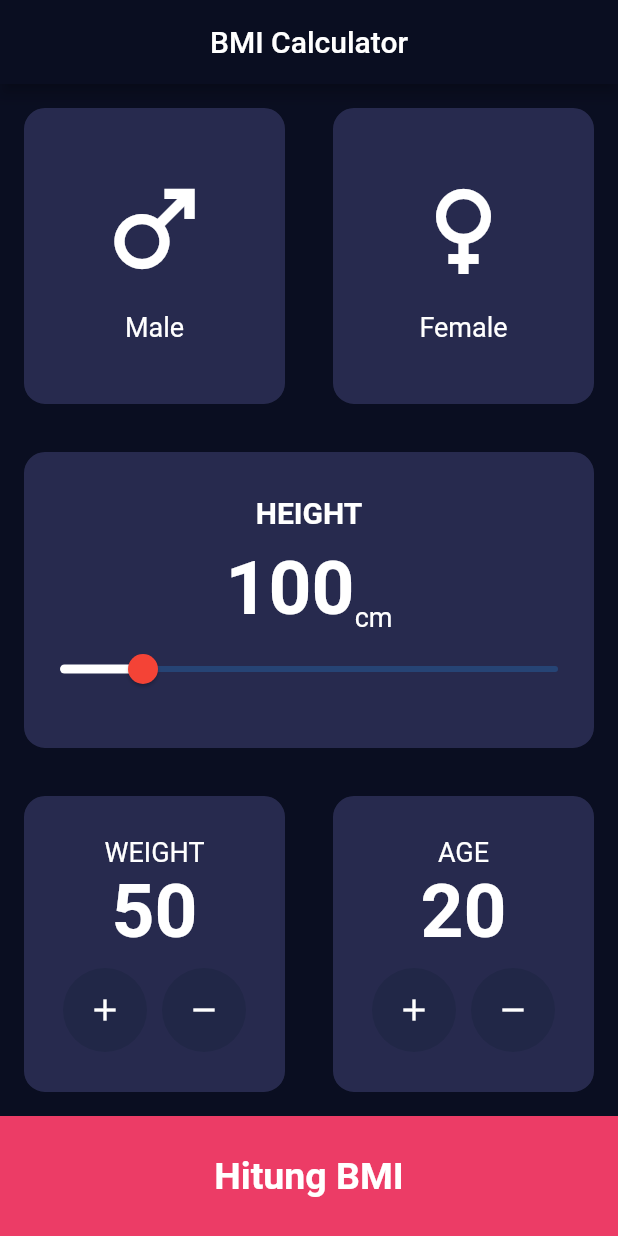
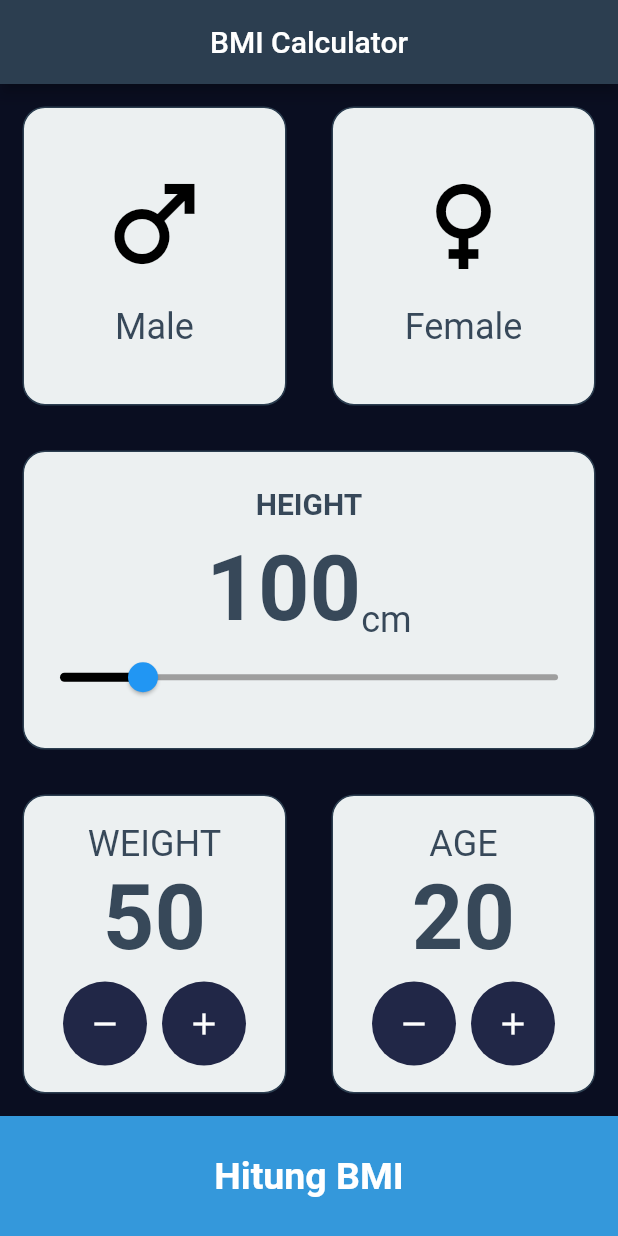
Before and after one commit to tekotechkotech/bmi, a Flutter app: the screen it shows after launch, on a phone screen of 412 x 824 dp. Run offline on Flutter 3.47's test engine with Material 2 defaults, Android fonts, the phone set to English and light mode, and no system bars.

Commit message:
new update

```diff
--- a/lib/constants/constant.dart
+++ b/lib/constants/constant.dart
@@ -1,15 +1,15 @@
 import 'package:flutter/material.dart';
 
-const Color primaryColor = Color(0xff0a0e21);
+const Color primaryColor = Color(0xff2C3E50);
 
 TextStyle labelTextStyle =
-    const TextStyle(fontSize: 18, color: Colors.white //Color(0xff8d8e98),
+    const TextStyle(fontSize: 24, color: Color(0xff02C3E50) //Color(0xff8d8e98),
         );
 
 TextStyle numberTextStyle = const TextStyle(
-  fontSize: 50,
+  fontSize: 60,
   fontWeight: FontWeight.bold,
-  color: Colors.white,
+  color: Color(0xff02C3E50),
 );
 
 const String underWeightSevere = "Underweight (Severe thinness)";
--- a/lib/view/bmi_data_screen.dart
+++ b/lib/view/bmi_data_screen.dart
@@ -37,7 +37,7 @@ class _BmiDataScreenState extends State<BmiDataScreen> {
                     },
                     child: BmiCard(
                       borderColor:
-                          (gender == "male") ? Colors.white : primaryColor,
+                          (gender == "male") ? Colors.black : primaryColor,
                       child: const GenderIconText(
                         icon: Icons.male,
                         tittle: 'Male',
@@ -53,7 +53,7 @@ class _BmiDataScreenState extends State<BmiDataScreen> {
                     },
                     child: BmiCard(
                       borderColor:
-                          (gender == "female") ? Colors.white : primaryColor,
+                          (gender == "female") ? Colors.black : primaryColor,
                       child: const GenderIconText(
                         icon: Icons.female,
                         tittle: 'Female',
@@ -94,8 +94,9 @@ class _BmiDataScreenState extends State<BmiDataScreen> {
                     value: height.toDouble(),
                     min: 80,
                     max: 200,
-                    thumbColor: Colors.red,
-                    activeColor: Colors.white,
+                    thumbColor: Colors.blue,
+                    activeColor: Colors.black,
+                    inactiveColor: Colors.grey,
                     onChanged: (value) {
                       height = value.toInt();
                       setState(() {});
@@ -125,24 +126,6 @@ class _BmiDataScreenState extends State<BmiDataScreen> {
                           children: [
                             RawMaterialButton(
                               onPressed: () {
-                                weight++;
-                                setState(() {});
-                              },
-                              elevation: 0,
-                              child: const Icon(
-                                Icons.add,
-                                color: Colors.white,
-                              ),
-                              shape: const CircleBorder(),
-                              fillColor: const Color(0xff212747),
-                              constraints: const BoxConstraints.tightFor(
-                                width: 56,
-                                height: 56,
-                              ),
-                            ),
-                            const SizedBox(width: 10),
-                            RawMaterialButton(
-                              onPressed: () {
                                 if (weight > 0) {
                                   weight--;
                                   setState(() {});
@@ -159,7 +142,25 @@ class _BmiDataScreenState extends State<BmiDataScreen> {
                                 width: 56,
                                 height: 56,
                               ),
-                            )
+                            ),
+                            const SizedBox(width: 10),
+                            RawMaterialButton(
+                              onPressed: () {
+                                weight++;
+                                setState(() {});
+                              },
+                              elevation: 0,
+                              child: const Icon(
+                                Icons.add,
+                                color: Colors.white,
+                              ),
+                              shape: const CircleBorder(),
+                              fillColor: const Color(0xff212747),
+                              constraints: const BoxConstraints.tightFor(
+                                width: 56,
+                                height: 56,
+                              ),
+                            ),
                           ],
                         )
                       ],
@@ -185,24 +186,6 @@ class _BmiDataScreenState extends State<BmiDataScreen> {
                           children: [
                             RawMaterialButton(
                               onPressed: () {
-                                age++;
-                                setState(() {});
-                              },
-                              elevation: 0,
-                              child: const Icon(
-                                Icons.add,
-                                color: Colors.white,
-                              ),
-                              shape: const CircleBorder(),
-                              fillColor: const Color(0xff212747),
-                              constraints: const BoxConstraints.tightFor(
-                                width: 56,
-                                height: 56,
-                              ),
-                            ),
-                            const SizedBox(width: 10),
-                            RawMaterialButton(
-                              onPressed: () {
                                 if (age > 0) {
                                   age--;
                                   setState(() {});
@@ -219,7 +202,25 @@ class _BmiDataScreenState extends State<BmiDataScreen> {
                                 width: 56,
                                 height: 56,
                               ),
-                            )
+                            ),
+                            const SizedBox(width: 10),
+                            RawMaterialButton(
+                              onPressed: () {
+                                age++;
+                                setState(() {});
+                              },
+                              elevation: 0,
+                              child: const Icon(
+                                Icons.add,
+                                color: Colors.white,
+                              ),
+                              shape: const CircleBorder(),
+                              fillColor: const Color(0xff212747),
+                              constraints: const BoxConstraints.tightFor(
+                                width: 56,
+                                height: 56,
+                              ),
+                            ),
                           ],
                         )
                       ],
@@ -246,7 +247,7 @@ class _BmiDataScreenState extends State<BmiDataScreen> {
               },
               child: Container(
                 height: 80,
-                color: const Color(0xffEC3C66),
+                color: const Color(0xff3498DB),
                 child: const Center(
                     child: Text(
                   "Hitung BMI",
@@ -276,7 +277,7 @@ class BmiCard extends StatelessWidget {
   Widget build(BuildContext context) {
     return Container(
         decoration: BoxDecoration(
-          color: const Color(0xff272A4E),
+          color: const Color(0xffECF0F1),
           borderRadius: BorderRadius.circular(15),
           border: Border.all(color: borderColor!),
         ),
@@ -303,7 +304,7 @@ class GenderIconText extends StatelessWidget {
         Icon(
           icon,
           size: 80,
-          color: Colors.white,
+          color: Colors.black,
         ),
         const SizedBox(
           height: 15,
```
Also changed, not shown: lib/view/bmi_result_screen.dart (+6 -6 lines).
